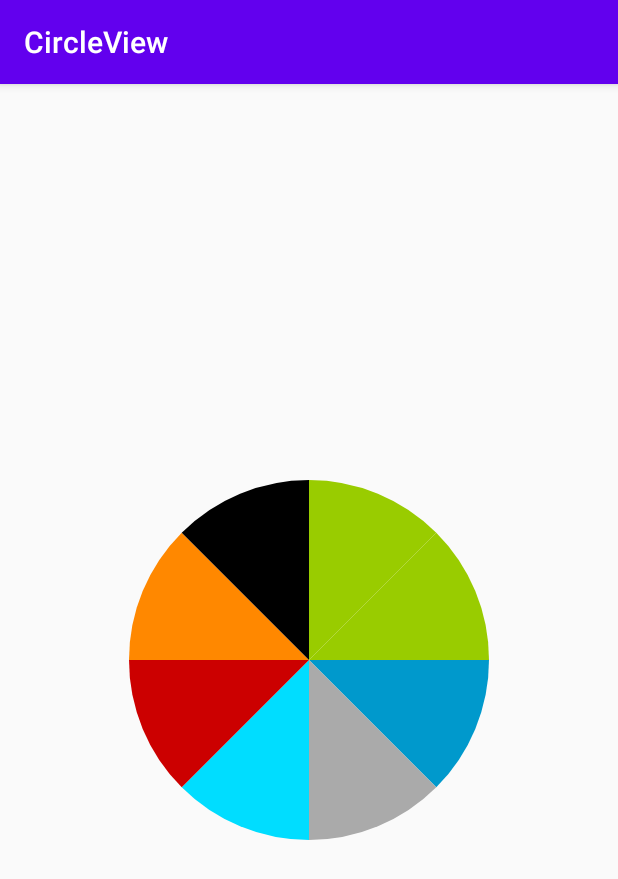
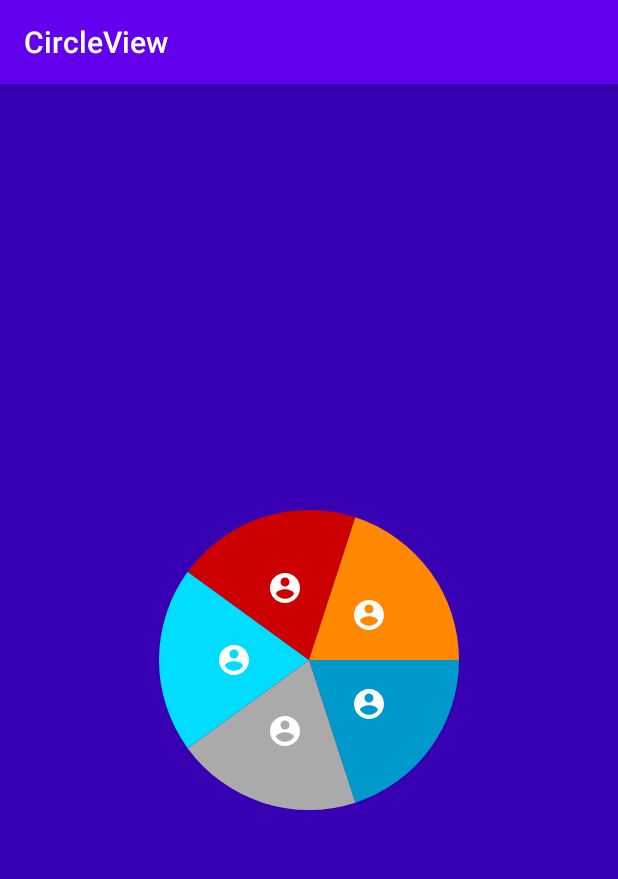
Before and after one commit to Vinny94051/PizzaView, an Android app: the screen it shows after launch (CustomViewActivity), on a phone screen of 412 x 824 dp. Shown: the top 879 px of the screen. Run offline under Robolectric (Android 15) with nearby library versions, the phone set to English and light mode, and no system bars.

```diff
--- a/app/src/main/java/ru/kiryanov/circleview/presentation/acticity/CustomViewActivity.kt
+++ b/app/src/main/java/ru/kiryanov/circleview/presentation/acticity/CustomViewActivity.kt
@@ -1,6 +1,8 @@
 package ru.kiryanov.circleview.presentation.acticity
 
 import android.os.Bundle
+import android.widget.FrameLayout
+import android.widget.Toast
 import androidx.appcompat.app.AppCompatActivity
 import kotlinx.android.synthetic.main.activity_custom_view.*
 import ru.kiryanov.circleview.R
@@ -9,5 +11,12 @@ class CustomViewActivity : AppCompatActivity() {
     override fun onCreate(savedInstanceState: Bundle?) {
         super.onCreate(savedInstanceState)
         setContentView(R.layout.activity_custom_view)
+        root.setOnClickListener{
+//            hhh.invalidate()
+//            hhh.setOnClickListener {
+//                Toast.makeText(this, "12", Toast.LENGTH_SHORT).show()
+//            }
+        }
     }
+
 }
--- a/app/src/main/java/ru/kiryanov/circleview/presentation/ui/CircleView.kt
+++ b/app/src/main/java/ru/kiryanov/circleview/presentation/ui/CircleView.kt
@@ -3,22 +3,30 @@ package ru.kiryanov.circleview.presentation.ui
 import android.animation.ValueAnimator
 import android.annotation.SuppressLint
 import android.content.Context
+import android.content.res.Resources
 import android.graphics.Canvas
 import android.graphics.Paint
 import android.graphics.RectF
+import android.graphics.drawable.Drawable
 import android.util.AttributeSet
 import android.view.MotionEvent
 import android.view.View
 import android.view.animation.LinearInterpolator
 import androidx.annotation.ColorRes
+import androidx.annotation.DrawableRes
 import androidx.annotation.Nullable
 import androidx.core.content.ContextCompat
 import ru.kiryanov.circleview.R
-import kotlin.math.PI
-import kotlin.math.atan2
+import kotlin.math.*
 
 
 class CircleView(context: Context, @Nullable atrSet: AttributeSet) : View(context) {
+
+
+    companion object {
+        private const val SECTOR_OPEN_CLOSE_ANIMATION_DURATION = 9050L
+    }
+
     var paint: Paint = Paint()
 
     var centerOfX = 0f
@@ -37,7 +45,7 @@ class CircleView(context: Context, @Nullable atrSet: AttributeSet) : View(contex
     private val sectors = mutableListOf<SectorModel>()
     private var clickListener: ((x: Float, y: Float) -> Unit)? = null
     private val defaultRectF = RectF()
-
+    private val sectorsIcons = mutableListOf<Drawable>()
 
     private val sectorArc: Float
         get() {
@@ -62,29 +70,32 @@ class CircleView(context: Context, @Nullable atrSet: AttributeSet) : View(contex
         color3 = android.R.color.holo_blue_bright
         color4 = android.R.color.holo_red_dark
         color5 = android.R.color.holo_orange_dark
-        color6 = android.R.color.black
+        color6 = android.R.color.holo_red_light
         color7 = android.R.color.holo_green_light
 
         setTouchListener()
     }
 
-    private var currentSweepAngle: Int? = null
-    private val arcAnimatorOn = ValueAnimator.ofInt(0, 100)
+    private var animatingRadius: Int = radius.toInt()
+    private val openSectorRadius: Int
+        get() = (radius / 2).toInt()
+
+    private val arcAnimatorOn = ValueAnimator.ofInt(0, openSectorRadius)
         .apply {
-            duration = 650
+            duration = SECTOR_OPEN_CLOSE_ANIMATION_DURATION
             interpolator = LinearInterpolator()
             addUpdateListener { valueAnimator ->
-                currentSweepAngle = valueAnimator.animatedValue as Int
+                animatingRadius = valueAnimator.animatedValue as Int
                 invalidate()
             }
         }
 
-    private val arcAnimationOff = ValueAnimator.ofInt(100, 0)
+    private val arcAnimationOff = ValueAnimator.ofInt(openSectorRadius, 0)
         .apply {
-            duration = 650
+            duration = SECTOR_OPEN_CLOSE_ANIMATION_DURATION
             interpolator = LinearInterpolator()
             addUpdateListener { valueAnimator ->
-                currentSweepAngle = valueAnimator.animatedValue as Int
+                animatingRadius = valueAnimator.animatedValue as Int
                 invalidate()
             }
         }
@@ -113,17 +124,12 @@ class CircleView(context: Context, @Nullable atrSet: AttributeSet) : View(contex
         sectors.forEachIndexed { index, sector ->
             sector.apply {
 
+
                 if (isActive && isAnimationOn && !isAnimationOffOn) {
 //Open sector by tap
-                    currentSweepAngle = 20
+
                     canvas?.drawArc(
-                        coordinates.apply {
-                            val delta = currentSweepAngle?.toFloat() ?: 0f
-                            top -= delta
-                            bottom += delta
-                            right += delta / 4
-                            left -= delta / 4
-                        },
+                        recalculateCoordinates(animatingRadius),
                         startAngle,
                         sweepAngle,
                         true,
@@ -152,15 +158,8 @@ class CircleView(context: Context, @Nullable atrSet: AttributeSet) : View(contex
                     if (coordinates.left < defaultRectF.left && !isActive) {
 
 //Close activated sector
-                        currentSweepAngle = 20
                         canvas?.drawArc(
-                            coordinates.apply {
-                                val delta = currentSweepAngle?.toFloat() ?: 0f
-                                top += delta
-                                bottom -= delta
-                                right -= delta / 4
-                                left += delta / 4
-                            },
+                            recalculateCoordinates(animatingRadius),
                             startAngle,
                             sweepAngle,
                             true,
@@ -201,13 +200,16 @@ class CircleView(context: Context, @Nullable atrSet: AttributeSet) : View(contex
                                 }
                             )
                         )
-
-
                     }
                 }
             }
         }
+        canvas?.let { canva ->
+            sectorsIcons.forEach {
+                it.draw(canva)
+            }
 
+        }
     }
 
     @SuppressLint("ClickableViewAccessibility")
@@ -220,6 +222,15 @@ class CircleView(context: Context, @Nullable atrSet: AttributeSet) : View(contex
 
             false
         }
+    }
+
+    private fun recalculateCoordinates(radius: Int): RectF {
+        return RectF(
+            centerOfX - radius,
+            centerOfX + radius,
+            centerOfY - radius,
+            centerOfY + radius
+        )
     }
 
     private fun initSectors() {
@@ -239,12 +250,14 @@ class CircleView(context: Context, @Nullable atrSet: AttributeSet) : View(contex
             this.bottom = bottom
         }
 
-        for (i in 0 until sectorAmount) {
+        for (sectorNumber in 0 until sectorAmount) {
             sectors.add(
                 SectorModel(
-                    i, i * sectorArc, sectorArc,
+                    sectorNumber, sectorNumber * sectorArc, sectorArc,
                     RectF(left, top, right, bottom)
-                )
+                ).apply {
+                    initImage(R.drawable.ic_baseline_account_circle_24, this)
+                }
             )
         }
 
@@ -274,6 +287,48 @@ class CircleView(context: Context, @Nullable atrSet: AttributeSet) : View(contex
         return sectors.size - 1
     }
 
+    @SuppressLint("UseCompatLoadingForDrawables")
+    private fun initImage(@DrawableRes drawable: Int, sector: SectorModel) {
+        val image: Drawable = resources.getDrawable(drawable, null)
+        sector.coordinates.apply {
+
+            val point = calculateImageLocation(sector)
+            val imageCenterX = point.x
+            val imageCenterY = point.y
+            val delta = 2
+
+            image.setBounds(
+                (imageCenterX - image.minimumWidth).toInt() / delta,
+                (imageCenterY - image.minimumHeight).toInt() / delta,
+                (imageCenterX + image.minimumWidth).toInt() / delta,
+                (imageCenterY + image.minimumHeight).toInt() / delta
+            )
+
+        }
+        sectorsIcons.add(image)
+    }
+
+    private fun calculateImageLocation(sector: SectorModel): Point {
+        val x: Float
+        val y: Float
+        sector.apply {
+
+            // 90f cause of coordinate system
+            val imageAngleFromCircleCenterInDegree = (startAngle + (sweepAngle / 2) + 90f)
+            val angleInRad = imageAngleFromCircleCenterInDegree.toRadian()
+            val deltaX = (radius * sin(angleInRad))
+            val deltaY = (radius * cos(angleInRad))
+
+            x = (coordinates.centerX() * 2) + deltaX
+            y = (coordinates.centerY() * 2) + deltaY
+
+        }
+
+        return Point(x, y)
+    }
+
+
+    private inner class Point(val x: Float, val y: Float)
 
     private fun Paint.initPaint(@ColorRes colorId: Int) =
         this.apply {
@@ -286,4 +341,9 @@ class CircleView(context: Context, @Nullable atrSet: AttributeSet) : View(contex
             color = ContextCompat.getColor(context, colorId)
         }
 
+    private fun Float.toRadian(): Float = (this * PI / 180).toFloat()
+
+    fun Float.toDp() = (this * Resources.getSystem().displayMetrics.density)
+
+    fun Float.toPx() = (this / Resources.getSystem().displayMetrics.density)
 }
--- a/app/src/main/res/layout/activity_custom_view.xml
+++ b/app/src/main/res/layout/activity_custom_view.xml
@@ -1,18 +1,20 @@
 <?xml version="1.0" encoding="utf-8"?>
 <RelativeLayout xmlns:android="http://schemas.android.com/apk/res/android"
+    xmlns:sector_view="http://schemas.android.com/apk/res-auto"
+    xmlns:circle="http://schemas.android.com/apk/res-auto"
     android:id="@+id/root"
     android:layout_width="match_parent"
-    android:layout_height="match_parent"
-    xmlns:circle="http://schemas.android.com/apk/res-auto">
+    android:background="@color/colorPrimaryDark"
+    android:layout_height="match_parent">
 
     <ru.kiryanov.circleview.presentation.ui.CircleView
-        android:layout_width="match_parent"
+        android:layout_width="wrap_content"
         android:layout_height="wrap_content"
         circle:onCenter="true"
-        circle:sector_amount="8"
+        android:layout_alignParentBottom="true"
+        circle:sector_amount="5"
+        circle:circle_radius="100dp"
         circle:circle_background="@android:color/holo_red_dark"
-        circle:circle_radius="120dp"
-        android:visibility="gone"
         />
 
 </RelativeLayout>
```
Also changed, not shown: app/src/main/java/ru/kiryanov/circleview/presentation/ui/SectorView.kt (added, +105 -0 lines), app/src/main/res/values/attrs.xml (+9 -0 lines), 1 other file.
